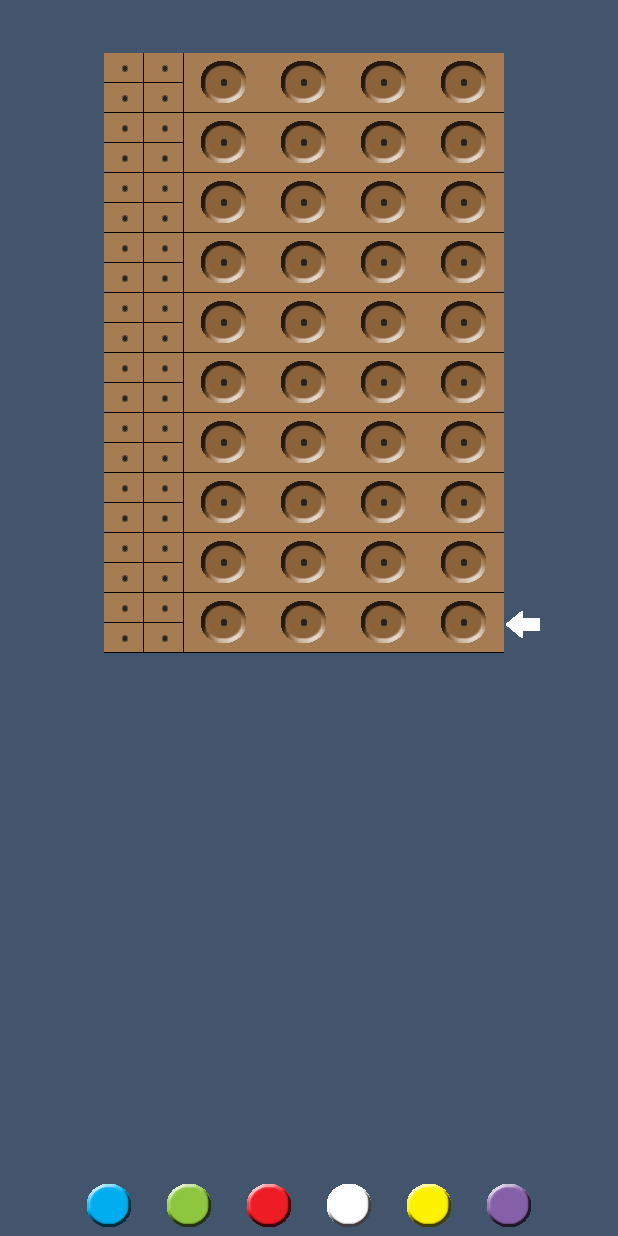
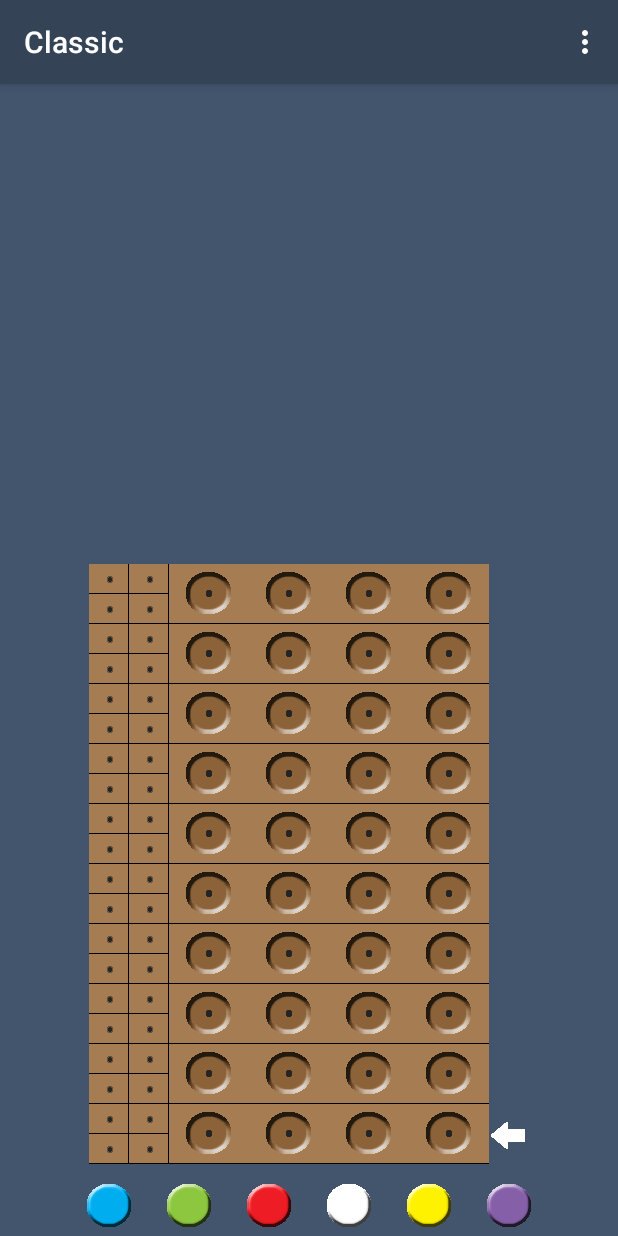
Before and after one commit to taxomania/Mastermind-Android, an Android app: the Mastermind screen opened directly, with no data from a screen before it, on a phone screen of 412 x 824 dp. Run offline under Robolectric (Android 15) with nearby library versions, the phone set to English and light mode, and no system bars.

Commit message:
Little tweaks

```diff
--- a/app/src/main/AndroidManifest.xml
+++ b/app/src/main/AndroidManifest.xml
@@ -20,9 +20,11 @@
         </activity>
         <activity
             android:name="Mastermind"
+            android:label="@string/title_classic"
             android:screenOrientation="sensorPortrait" />
         <activity
             android:name="TimedMastermind"
+            android:label="@string/title_timed"
             android:screenOrientation="sensorPortrait" />
         <activity
             android:name="HighScoresActivity"
--- a/app/src/main/java/taxomania/games/mastermind/Mastermind.java
+++ b/app/src/main/java/taxomania/games/mastermind/Mastermind.java
@@ -9,6 +9,7 @@ import android.content.Intent;
 import android.content.pm.ActivityInfo;
 import android.content.res.Resources;
 import android.os.Bundle;
+import android.support.v7.app.ActionBarActivity;
 import android.view.Menu;
 import android.view.MenuItem;
 import android.view.View;
@@ -20,7 +21,7 @@ import android.widget.ImageView;
  * @author Tariq Patel
  *
  */
-public class Mastermind extends Activity {
+public class Mastermind extends ActionBarActivity {
     // Constant declarations
     static final int BLUE = 0, GREEN = 1, RED = 2, WHITE = 3, YELLOW = 4, PURPLE = 5,
             TOTAL_PEG_SLOTS = 40, MAX_PEGS = 4, MAX_GUESSES = 10;
--- a/app/src/main/res/layout/high_scores.xml
+++ b/app/src/main/res/layout/high_scores.xml
@@ -3,4 +3,4 @@
     android:layout_width="match_parent"
     android:layout_height="match_parent"
     android:id="@+id/highScores"
-    android:layout_margin="8dp" />
+    android:padding="8dp" />
--- a/app/src/main/res/layout/mastermind.xml
+++ b/app/src/main/res/layout/mastermind.xml
@@ -11,20 +11,20 @@
         android:layout_height="wrap_content"
         android:layout_alignParentLeft="true"
         android:layout_alignParentTop="true"
-        android:padding="5dp"
-        android:paddingLeft="16dp"
+        android:layout_marginTop="8dp"
+        android:layout_marginLeft="16dp"
         android:textColor="@android:color/white"
         android:text=""
-        android:visibility="invisible" />
+        android:visibility="gone" />
 
     <ScrollView
-        android:layout_centerHorizontal="true"
+        android:layout_centerInParent="true"
         android:layout_width="wrap_content"
-        android:layout_height="match_parent"
+        android:layout_height="wrap_content"
         android:layout_above="@+id/selection"
         android:layout_below="@id/timer"
-        android:paddingLeft="20dp"
-        android:paddingTop="5dp" >
+        android:paddingTop="8dp"
+        android:paddingBottom="8dp">
 
         <LinearLayout
             android:layout_width="match_parent"
--- a/app/src/main/res/values/strings.xml
+++ b/app/src/main/res/values/strings.xml
@@ -2,6 +2,8 @@
 <resources>
     <string name="app_name">Mastermind</string>
 
+    <string name="title_classic">Classic</string>
+    <string name="title_timed">Timed</string>
     <string name="title_instructions">Instructions</string>
     <string name="title_high_scores">High Scores</string>
 
```
Also changed, not shown: app/src/main/java/taxomania/games/mastermind/TimedMastermind.java (+0 -7 lines).
